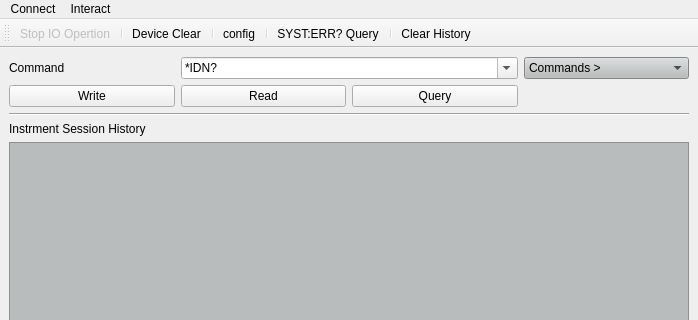
This is instrument_IO/ui/mainwindow.ui in madmadcat/QtCookBook_Demo as Qt 5 draws it before an edit; both pictures show x 0 to 698 and y 0 to 320 of the 698 by 576 pixel window. The edited form follows.
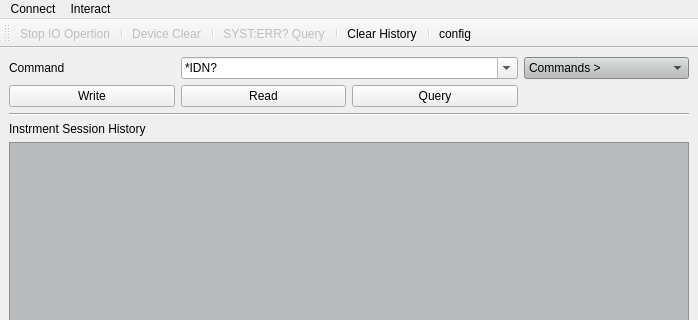
This is the edited form. Icons and pictures are not drawn.

Commit message: make some changes to UI add function to toggle actions

Patch:
```diff
--- a/instrument_IO/ui/mainwindow.ui
+++ b/instrument_IO/ui/mainwindow.ui
@@ -224,11 +224,11 @@
    <addaction name="separator"/>
    <addaction name="actionDevice_Clear"/>
    <addaction name="separator"/>
-   <addaction name="actionConfig"/>
-   <addaction name="separator"/>
    <addaction name="actionSYST_ERR_Query"/>
    <addaction name="separator"/>
    <addaction name="actionClear"/>
+   <addaction name="separator"/>
+   <addaction name="actionConfig"/>
   </widget>
   <action name="actionConnect">
    <property name="text">
@@ -284,6 +284,9 @@
    </property>
   </action>
   <action name="actionDevice_Clear">
+   <property name="enabled">
+    <bool>false</bool>
+   </property>
    <property name="icon">
     <iconset>
      <normaloff>../res/icon/toolbox-100.png</normaloff>../res/icon/toolbox-100.png</iconset>
@@ -293,6 +296,9 @@
    </property>
   </action>
   <action name="actionSYST_ERR_Query">
+   <property name="enabled">
+    <bool>false</bool>
+   </property>
    <property name="text">
     <string>SYST:ERR? Query</string>
    </property>
```
The commit also changes 2 other files.
